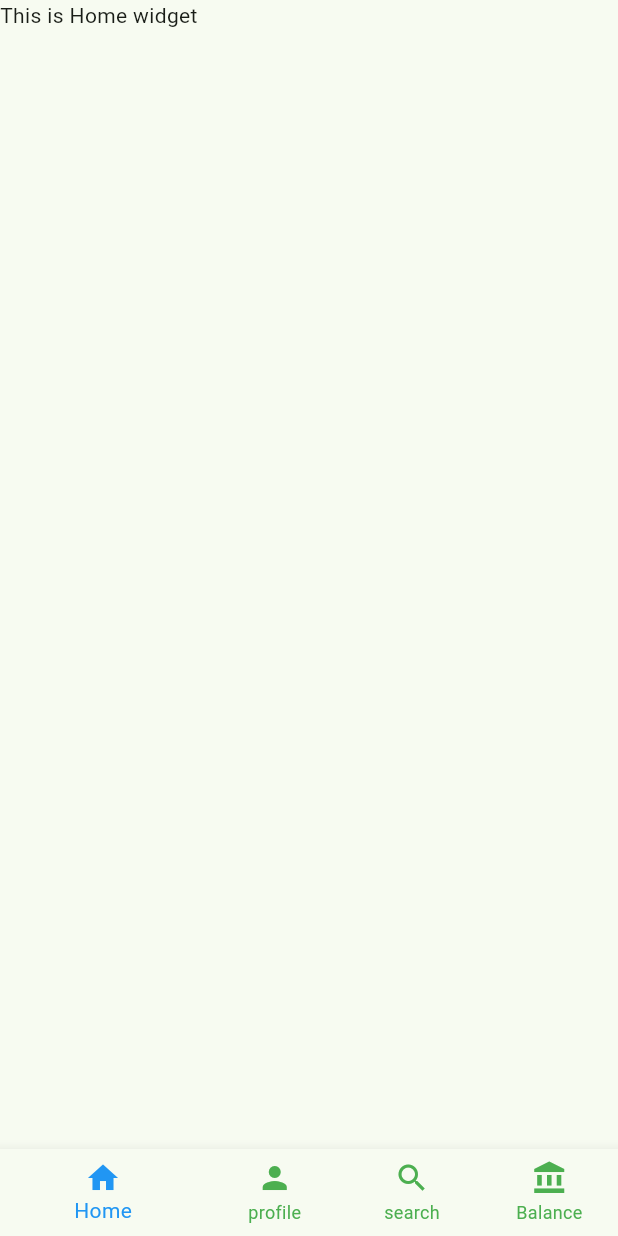
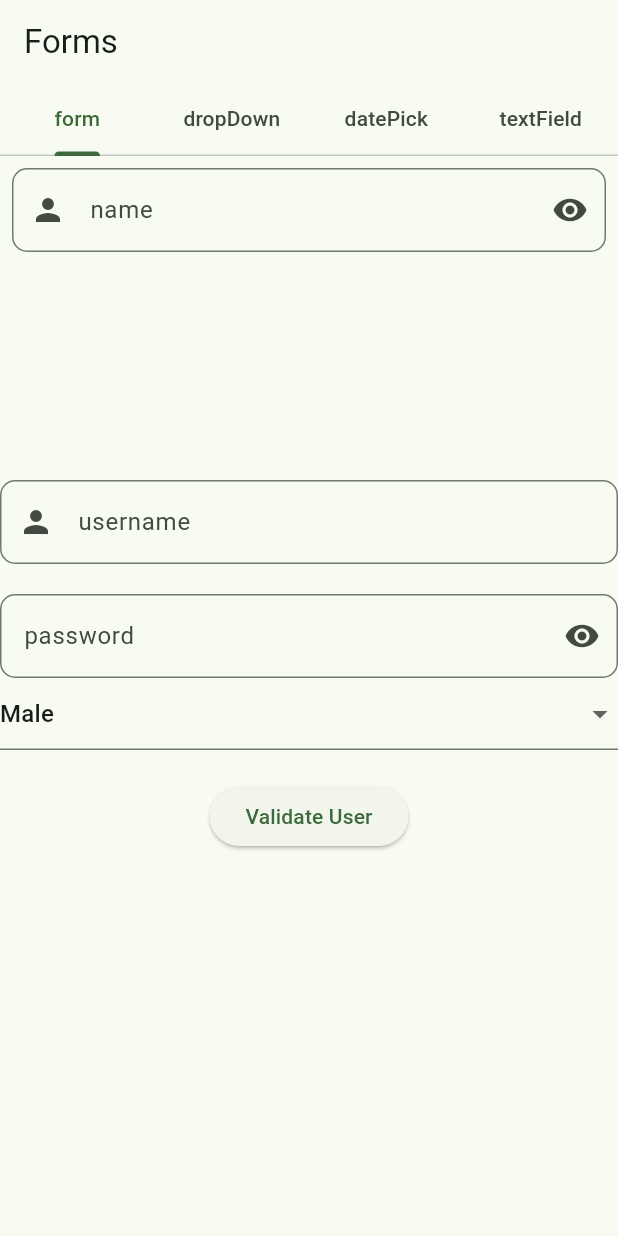
Before and after one commit to xclusiveskate/new_c, a Flutter app: the screen it shows after launch, on a phone screen of 412 x 824 dp. Run offline on Flutter 3.47's test engine with Material 2 defaults, Android fonts, the phone set to English and light mode, and no system bars.

Commit message:
form class 1

```diff
--- /dev/null
+++ b/lib/form/form.dart
@@ -0,0 +1,185 @@
+import 'package:flutter/material.dart';
+
+class myForm extends StatefulWidget {
+  const myForm({super.key});
+
+  @override
+  State<myForm> createState() => _myFormState();
+}
+
+class _myFormState extends State<myForm> {
+// -> form -> state -> textfield -> validator
+  TextEditingController controller = TextEditingController();
+  TextEditingController usernameController = TextEditingController();
+  TextEditingController passowrdController = TextEditingController();
+  String firstName = "";
+  final formKey = GlobalKey<FormState>();
+  final focustInput = FocusNode();
+
+  @override
+  void initState() {
+    focustInput.addListener(() {
+      print("""object""");
+    });
+    usernameController.addListener(() {});
+    super.initState();
+  }
+
+  @override
+  void dispose() {
+    focustInput.removeListener(() {});
+    usernameController.removeListener(() {});
+    super.dispose();
+  }
+
+  @override
+  Widget build(BuildContext context) {
+    return SingleChildScrollView(
+      child: Column(
+        children: [
+          Padding(
+            padding: EdgeInsets.all(8.0),
+            child: SizedBox(
+              height: 200,
+              child: TextField(
+                // readOnly: true,
+                controller: controller,
+                onTap: () {},
+                obscureText: false,
+                // maxLines: null,
+                // maxLength: 10,
+                // minLines: null,
+                expands: false,
+                onEditingComplete: () {},
+                onChanged: (value) {
+                  setState(() {
+                    firstName = value;
+                  });
+                  print(firstName);
+                },
+                decoration: InputDecoration(
+                  // hintText: "name",
+                  labelText: "name",
+                  // fillColor: Colors.green,
+                  // filled: true,
+                  prefixIcon: Icon(Icons.person),
+
+                  suffixIcon: IconButton(
+                    onPressed: () {
+                      print(firstName);
+                    },
+                    icon: Icon(Icons.remove_red_eye),
+                  ),
+                  border: OutlineInputBorder(
+                    borderRadius: BorderRadius.circular(10),
+                    borderSide: BorderSide(color: Colors.black),
+                  ),
+                  focusedBorder: OutlineInputBorder(
+                      borderSide: BorderSide(color: Colors.blue),
+                      borderRadius: BorderRadius.circular(20)),
+                ),
+              ),
+            ),
+          ),
+          Form(
+              key: formKey,
+              child: Column(
+                children: [
+                  TextFormField(
+                    focusNode: focustInput,
+                    onEditingComplete: () {
+                      focustInput.nextFocus();
+                      // setState(() {});
+                    },
+                    validator: (value) {
+                      // final username = RegExp('r^[a-z]{6,}');
+                      if (value!.isNotEmpty && value.length >= 6) {
+                        return null;
+                      } else {
+                        return "There is error";
+                      }
+                    },
+                    controller: usernameController,
+                    decoration: InputDecoration(
+                      hintText: "username",
+                      prefixIcon: Icon(Icons.person),
+                      border: OutlineInputBorder(
+                        borderRadius: BorderRadius.circular(10),
+                        borderSide: BorderSide(color: Colors.black),
+                      ),
+                      focusedBorder: OutlineInputBorder(
+                          borderSide: BorderSide(color: Colors.blue),
+                          borderRadius: BorderRadius.circular(20)),
+                    ),
+                  ),
+                  SizedBox(
+                    height: 20,
+                  ),
+                  TextFormField(
+                    focusNode: focustInput,
+                    onEditingComplete: () {
+                      focustInput.unfocus();
+                    },
+                    controller: passowrdController,
+                    validator: (value) {
+                      if (value!.isNotEmpty && value.length >= 3) {
+                        return null;
+                      } else {
+                        return '3 letter required';
+                      }
+                    },
+                    decoration: InputDecoration(
+                      hintText: "password",
+                      suffixIcon: IconButton(
+                        onPressed: () {},
+                        icon: Icon(Icons.remove_red_eye),
+                      ),
+                      border: OutlineInputBorder(
+                        borderRadius: BorderRadius.circular(10),
+                        borderSide: BorderSide(color: Colors.black),
+                      ),
+                      focusedBorder: OutlineInputBorder(
+                          borderSide: BorderSide(color: Colors.blue),
+                          borderRadius: BorderRadius.circular(20)),
+                    ),
+                  ),
+                  DropdownButtonFormField(
+                      value: intialValue,
+                      validator: (value) {
+                        if (value != null) {
+                          return null;
+                        } else {
+                          return "error";
+                        }
+                      },
+                      items: [
+                        DropdownMenuItem(value: "Male", child: Text("Male")),
+                        DropdownMenuItem(
+                            value: "Female", child: Text("Female")),
+                        DropdownMenuItem(value: "Other", child: Text("Other"))
+                      ],
+                      onChanged: (value) {
+                        intialValue = value!;
+
+                        setState(() {});
+                      })
+                ],
+              )),
+          SizedBox(
+            height: 20,
+          ),
+          ElevatedButton(
+              onPressed: () {
+                if (formKey.currentState!.validate() == true) {
+                  formKey.currentState!.save();
+                }
+                formKey.currentState!.validate();
+              },
+              child: Text("Validate User"))
+        ],
+      ),
+    );
+  }
+
+  String intialValue = "Male";
+}
--- /dev/null
+++ b/lib/form/ui.dart
@@ -0,0 +1,48 @@
+import 'package:flutter/material.dart';
+
+import 'package:newc/form/date_picker.dart';
+import 'package:newc/form/drop_down.dart';
+import 'package:newc/form/form.dart';
+
+class FormsUi extends StatefulWidget {
+  const FormsUi({super.key});
+
+  @override
+  State<FormsUi> createState() => _FormsUiState();
+}
+
+class _FormsUiState extends State<FormsUi> {
+  @override
+  Widget build(BuildContext context) {
+    return DefaultTabController(
+      length: 4,
+      initialIndex: 0,
+      animationDuration: const Duration(microseconds: 1),
+      child: Scaffold(
+        appBar: AppBar(
+          title: const Text("Forms"),
+          bottom: const TabBar(tabs: [
+            Tab(
+              child: Text("form"),
+            ),
+            Tab(
+              child: Text("dropDown"),
+            ),
+            Tab(
+              child: Text("datePick"),
+            ),
+            Tab(
+              child: Text("textField"),
+            ),
+          ]),
+        ),
+        body: TabBarView(children: [
+          myForm(),
+          DropDowns(),
+          PickDate(),
+          Text("textField"),
+        ]),
+      ),
+    );
+  }
+}
--- a/lib/main.dart
+++ b/lib/main.dart
@@ -1,7 +1,6 @@
 import 'package:flutter/material.dart';
-import 'package:newc/bottom_nav/main_page.dart';
 
-import 'appBar_widets/app_bar.dart';
+import 'package:newc/form/ui.dart';
 
 void main() {
   runApp(const MyApp());
@@ -19,7 +18,7 @@ class MyApp extends StatelessWidget {
         colorScheme: ColorScheme.fromSeed(seedColor: Colors.green),
         useMaterial3: true,
       ),
-      home: NewBottomNavBar(),
+      home: FormsUi(),
     );
   }
 }
--- a/pubspec.yaml
+++ b/pubspec.yaml
@@ -35,6 +35,7 @@ dependencies:
   # The following adds the Cupertino Icons font to your application.
   # Use with the CupertinoIcons class for iOS style icons.
   cupertino_icons: ^1.0.2
+  intl: ^0.18.1
 
 dev_dependencies:
   flutter_test:
```
Also changed, not shown: lib/form/date_picker.dart (added, +18 -0 lines), lib/form/drop_down.dart (added, +132 -0 lines), pubspec.lock.
